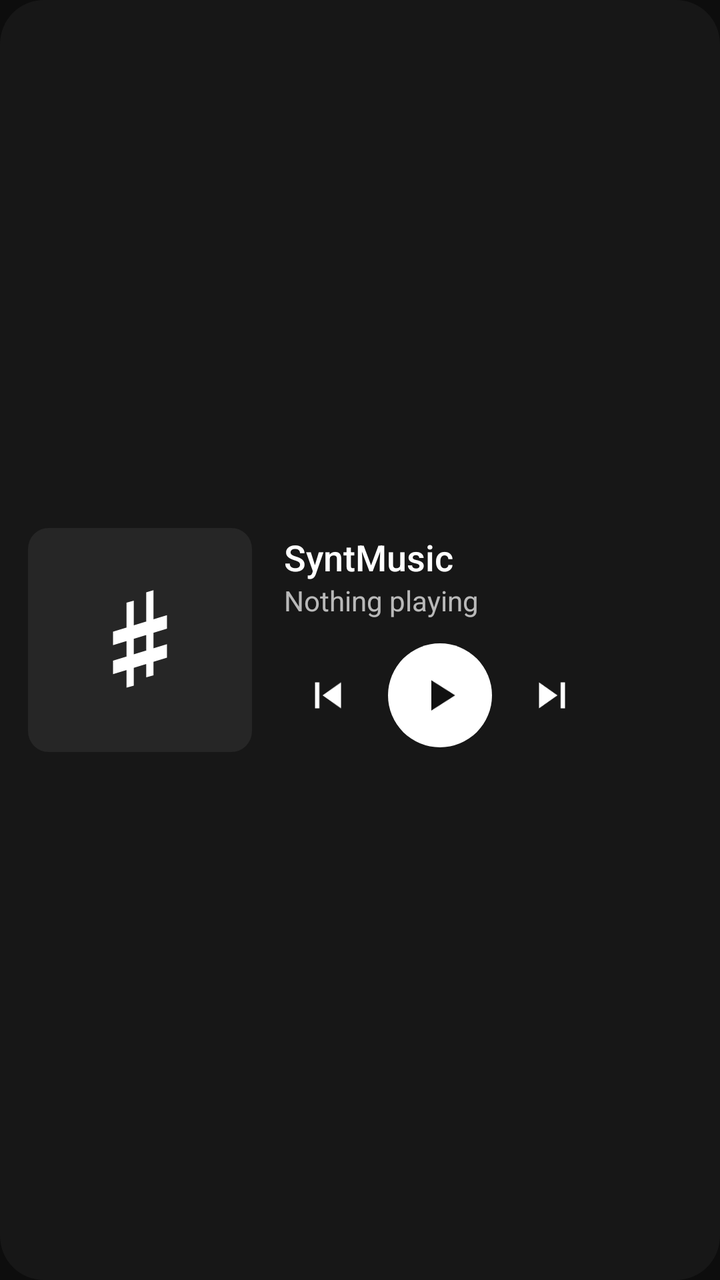
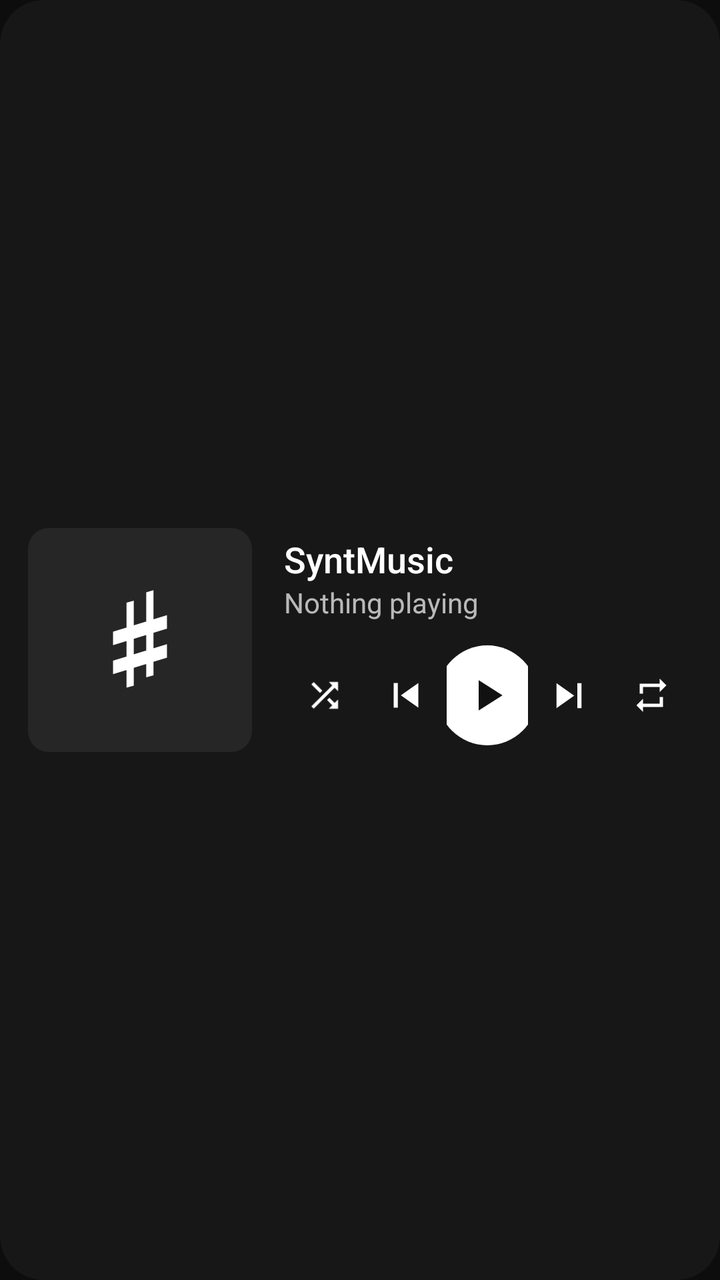

Screens rendered from an Android XML layout before and after an edit, with the pre-edit source and the edit as a unified diff.
<!-- AndroidManifest.xml: application theme Theme.SyntMusic -->
<!-- res/layout/widget_large.xml -->
<?xml version="1.0" encoding="utf-8"?>
<FrameLayout xmlns:android="http://schemas.android.com/apk/res/android"
    android:id="@+id/widget_root"
    android:layout_width="match_parent"
    android:layout_height="match_parent">

    <ImageView
        android:id="@+id/widget_bg"
        android:layout_width="match_parent"
        android:layout_height="match_parent"
        android:importantForAccessibility="no"
        android:scaleType="fitXY"
        android:src="@drawable/widget_background"
        android:tint="#FF171717" />

    <LinearLayout
        android:layout_width="match_parent"
        android:layout_height="match_parent"
        android:gravity="center_vertical"
        android:orientation="horizontal"
        android:padding="14dp">

        <ImageView
            android:id="@+id/widget_art"
            android:layout_width="112dp"
            android:layout_height="112dp"
            android:importantForAccessibility="no"
            android:scaleType="fitCenter"
            android:src="@drawable/widget_art_placeholder" />

        <LinearLayout
            android:layout_width="0dp"
            android:layout_height="wrap_content"
            android:layout_marginStart="16dp"
            android:layout_weight="1"
            android:orientation="vertical">

            <TextView
                android:id="@+id/widget_title"
                style="@style/WidgetTitle"
                android:text="@string/app_name"
                android:textSize="18sp" />

            <TextView
                android:id="@+id/widget_artist"
                style="@style/WidgetSubtitle"
                android:text="@string/widget_idle"
                android:textSize="14sp" />

            <LinearLayout
                android:layout_width="wrap_content"
                android:layout_height="wrap_content"
                android:layout_marginTop="12dp"
                android:gravity="center_vertical"
                android:orientation="horizontal">

                <ImageView
                    android:id="@+id/widget_prev"
                    style="@style/WidgetButton"
                    android:layout_width="44dp"
                    android:layout_height="44dp"
                    android:contentDescription="@string/widget_previous"
                    android:src="@drawable/ic_skip_previous" />

                <FrameLayout
                    android:layout_width="52dp"
                    android:layout_height="52dp"
                    android:layout_marginStart="8dp"
                    android:layout_marginEnd="8dp">

                    <ImageView
                        android:id="@+id/widget_play_bg"
                        android:layout_width="match_parent"
                        android:layout_height="match_parent"
                        android:importantForAccessibility="no"
                        android:src="@drawable/widget_circle" />

                    <ImageView
                        android:id="@+id/widget_play"
                        android:layout_width="match_parent"
                        android:layout_height="match_parent"
                        android:background="?android:attr/selectableItemBackgroundBorderless"
                        android:contentDescription="@string/widget_play"
                        android:padding="13dp"
                        android:src="@drawable/ic_play"
                        android:tint="#FF111111" />
                </FrameLayout>

                <ImageView
                    android:id="@+id/widget_next"
                    style="@style/WidgetButton"
                    android:layout_width="44dp"
                    android:layout_height="44dp"
                    android:contentDescription="@string/widget_next"
                    android:src="@drawable/ic_skip_next" />
            </LinearLayout>
        </LinearLayout>
    </LinearLayout>
</FrameLayout>
<!-- resources referenced by this layout -->
<resources>
  <!-- drawable ic_play (drawable) -->
  <?xml version="1.0" encoding="utf-8"?>
  <vector xmlns:android="http://schemas.android.com/apk/res/android"
      android:width="24dp"
      android:height="24dp"
      android:viewportWidth="24"
      android:viewportHeight="24">
      <path
          android:fillColor="#FFFFFFFF"
          android:pathData="M8,5v14l11,-7z" />
  </vector>
  <!-- drawable ic_skip_next (drawable) -->
  <?xml version="1.0" encoding="utf-8"?>
  <vector xmlns:android="http://schemas.android.com/apk/res/android"
      android:width="24dp"
      android:height="24dp"
      android:viewportWidth="24"
      android:viewportHeight="24">
      <path
          android:fillColor="#FFFFFFFF"
          android:pathData="M6,18l8.5,-6L6,6v12zM16,6v12h2V6h-2z" />
  </vector>
  <!-- drawable ic_skip_previous (drawable) -->
  <?xml version="1.0" encoding="utf-8"?>
  <vector xmlns:android="http://schemas.android.com/apk/res/android"
      android:width="24dp"
      android:height="24dp"
      android:viewportWidth="24"
      android:viewportHeight="24">
      <path
          android:fillColor="#FFFFFFFF"
          android:pathData="M6,6h2v12H6zM9.5,12l8.5,6V6z" />
  </vector>
  <!-- drawable widget_background (drawable) -->
  <?xml version="1.0" encoding="utf-8"?>
  <shape xmlns:android="http://schemas.android.com/apk/res/android" android:shape="rectangle">
      <solid android:color="#FFFFFFFF" />
      <corners android:radius="22dp" />
  </shape>
  <!-- drawable widget_circle (drawable) -->
  <?xml version="1.0" encoding="utf-8"?>
  <shape xmlns:android="http://schemas.android.com/apk/res/android" android:shape="oval">
      <solid android:color="#FFFFFFFF" />
  </shape>
  <string name="app_name">SyntMusic</string>
  <string name="widget_idle">Nothing playing</string>
  <string name="widget_next">Next</string>
  <string name="widget_play">Play</string>
  <string name="widget_previous">Previous</string>
  <style name="WidgetButton">
          <item name="android:layout_width">42dp</item>
          <item name="android:layout_height">42dp</item>
          <item name="android:padding">9dp</item>
          <item name="android:scaleType">fitCenter</item>
          <item name="android:background">?android:attr/selectableItemBackgroundBorderless</item>
      </style>
  <style name="WidgetSubtitle">
          <item name="android:layout_width">match_parent</item>
          <item name="android:layout_height">wrap_content</item>
          <item name="android:singleLine">true</item>
          <item name="android:ellipsize">end</item>
          <item name="android:textColor">#B3FFFFFF</item>
          <item name="android:textSize">13sp</item>
      </style>
  <style name="Theme.SyntMusic" parent="android:Theme.Material.NoActionBar">
          <item name="android:windowBackground">#0D0D0D</item>
          <item name="android:statusBarColor">@android:color/transparent</item>
          <item name="android:navigationBarColor">@android:color/transparent</item>
      </style>
  <!-- unchanged entries left out for length: 3 -->
</resources>

<!-- the commit's change to res/layout/widget_large.xml (unified diff, before → after) -->
@@ -48,51 +48,80 @@
                 android:textSize="14sp" />
 
             <LinearLayout
-                android:layout_width="wrap_content"
+                android:layout_width="match_parent"
                 android:layout_height="wrap_content"
                 android:layout_marginTop="12dp"
                 android:gravity="center_vertical"
                 android:orientation="horizontal">
 
-                <ImageView
-                    android:id="@+id/widget_prev"
-                    style="@style/WidgetButton"
-                    android:layout_width="44dp"
-                    android:layout_height="44dp"
-                    android:contentDescription="@string/widget_previous"
-                    android:src="@drawable/ic_skip_previous" />
+        <ImageView
+            android:id="@+id/widget_shuffle"
+            style="@style/WidgetButton"
+            android:layout_width="0dp"
+            android:layout_weight="1"
+            android:layout_height="36dp"
+            android:padding="8dp"
+            android:scaleType="fitCenter"
+            android:contentDescription="@string/widget_shuffle"
+            android:src="@drawable/ic_shuffle" />
 
-                <FrameLayout
-                    android:layout_width="52dp"
-                    android:layout_height="52dp"
-                    android:layout_marginStart="8dp"
-                    android:layout_marginEnd="8dp">
+        <ImageView
+            android:id="@+id/widget_prev"
+            style="@style/WidgetButton"
+            android:layout_width="0dp"
+            android:layout_weight="1"
+            android:layout_height="42dp"
+            android:padding="8dp"
+            android:scaleType="fitCenter"
+            android:contentDescription="@string/widget_previous"
+            android:src="@drawable/ic_skip_previous" />
 
-                    <ImageView
-                        android:id="@+id/widget_play_bg"
-                        android:layout_width="match_parent"
-                        android:layout_height="match_parent"
-                        android:importantForAccessibility="no"
-                        android:src="@drawable/widget_circle" />
+        <FrameLayout
+            android:layout_width="0dp"
+            android:layout_weight="1"
+            android:layout_height="50dp">
 
-                    <ImageView
-                        android:id="@+id/widget_play"
-                        android:layout_width="match_parent"
-                        android:layout_height="match_parent"
-                        android:background="?android:attr/selectableItemBackgroundBorderless"
-                        android:contentDescription="@string/widget_play"
-                        android:padding="13dp"
-                        android:src="@drawable/ic_play"
-                        android:tint="#FF111111" />
-                </FrameLayout>
+            <ImageView
+                android:id="@+id/widget_play_bg"
+                android:layout_width="50dp"
+                android:layout_height="50dp"
+                android:layout_gravity="center"
+                android:importantForAccessibility="no"
+                android:src="@drawable/widget_circle" />
 
-                <ImageView
-                    android:id="@+id/widget_next"
-                    style="@style/WidgetButton"
-                    android:layout_width="44dp"
-                    android:layout_height="44dp"
-                    android:contentDescription="@string/widget_next"
-                    android:src="@drawable/ic_skip_next" />
+            <ImageView
+                android:id="@+id/widget_play"
+                android:layout_width="50dp"
+                android:layout_height="50dp"
+                android:layout_gravity="center"
+                android:background="?android:attr/selectableItemBackgroundBorderless"
+                android:contentDescription="@string/widget_play"
+                android:padding="12dp"
+                android:src="@drawable/ic_play"
+                android:tint="#FF111111" />
+        </FrameLayout>
+
+        <ImageView
+            android:id="@+id/widget_next"
+            style="@style/WidgetButton"
+            android:layout_width="0dp"
+            android:layout_weight="1"
+            android:layout_height="42dp"
+            android:padding="8dp"
+            android:scaleType="fitCenter"
+            android:contentDescription="@string/widget_next"
+            android:src="@drawable/ic_skip_next" />
+
+        <ImageView
+            android:id="@+id/widget_repeat"
+            style="@style/WidgetButton"
+            android:layout_width="0dp"
+            android:layout_weight="1"
+            android:layout_height="36dp"
+            android:padding="8dp"
+            android:scaleType="fitCenter"
+            android:contentDescription="@string/widget_repeat"
+            android:src="@drawable/ic_repeat" />
             </LinearLayout>
         </LinearLayout>
     </LinearLayout>
<!-- resource entries referenced after the edit -->
@@ -10,6 +10,28 @@
       <path
           android:fillColor="#FFFFFFFF"
           android:pathData="M8,5v14l11,-7z" />
+  </vector>
+  <!-- drawable ic_repeat (drawable) -->
+  <?xml version="1.0" encoding="utf-8"?>
+  <vector xmlns:android="http://schemas.android.com/apk/res/android"
+      android:width="24dp"
+      android:height="24dp"
+      android:viewportWidth="24"
+      android:viewportHeight="24">
+      <path
+          android:fillColor="#FFFFFFFF"
+          android:pathData="M7,7h10v3l4,-4l-4,-4v3H5v6h2V7zM17,17H7v-3l-4,4l4,4v-3h12v-6h-2v4z" />
+  </vector>
+  <!-- drawable ic_shuffle (drawable) -->
+  <?xml version="1.0" encoding="utf-8"?>
+  <vector xmlns:android="http://schemas.android.com/apk/res/android"
+      android:width="24dp"
+      android:height="24dp"
+      android:viewportWidth="24"
+      android:viewportHeight="24">
+      <path
+          android:fillColor="#FFFFFFFF"
+          android:pathData="M10.59,9.17L5.41,4L4,5.41l5.17,5.17l1.42,-1.41zM14.5,4l2.04,2.04L4,18.59L5.41,20L17.96,7.46L20,9.5V4h-5.5zM14.83,13.41l-1.41,1.41l3.13,3.13L14.5,20H20v-5.5l-2.04,2.04l-3.13,-3.13z" />
   </vector>
   <!-- drawable ic_skip_next (drawable) -->
   <?xml version="1.0" encoding="utf-8"?>
@@ -49,6 +71,8 @@
   <string name="widget_next">Next</string>
   <string name="widget_play">Play</string>
   <string name="widget_previous">Previous</string>
+  <string name="widget_repeat">Repeat</string>
+  <string name="widget_shuffle">Shuffle</string>
   <style name="WidgetButton">
           <item name="android:layout_width">42dp</item>
           <item name="android:layout_height">42dp</item>
